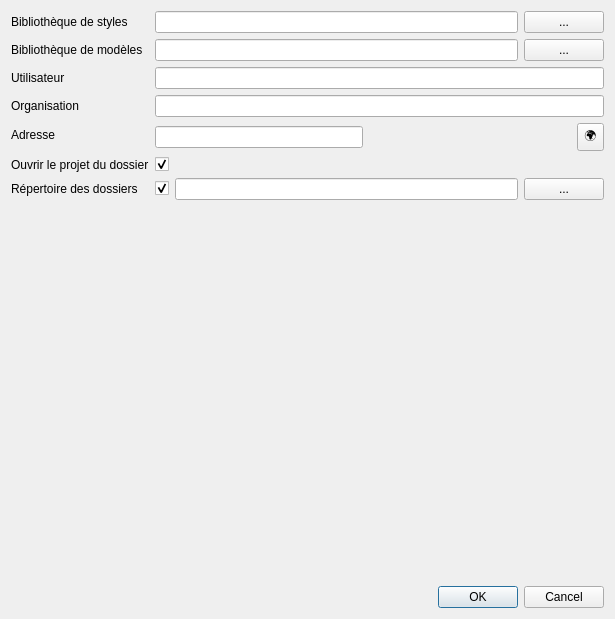
The window that qsequoia2/scripts/global_settings/global_settings.ui (SequoiApp/Qsequoia2) describes before a commit, drawn with Qt 5.
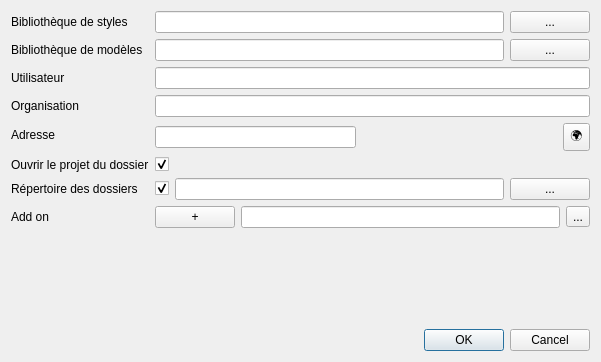
The same window after the commit.

Patch:
```diff
--- a/qsequoia2/scripts/global_settings/global_settings.ui
+++ b/qsequoia2/scripts/global_settings/global_settings.ui
@@ -6,8 +6,8 @@
    <rect>
     <x>0</x>
     <y>0</y>
-    <width>615</width>
-    <height>619</height>
+    <width>601</width>
+    <height>362</height>
    </rect>
   </property>
   <property name="windowTitle">
@@ -121,13 +121,6 @@
        </item>
       </layout>
      </item>
-     <item row="8" column="0">
-      <widget class="QLabel" name="label_3">
-       <property name="text">
-        <string/>
-       </property>
-      </widget>
-     </item>
      <item row="5" column="0">
       <widget class="QLabel" name="label_4">
        <property name="text">
@@ -148,6 +141,13 @@
        </property>
       </widget>
      </item>
+     <item row="6" column="0">
+      <widget class="QLabel" name="label_5">
+       <property name="text">
+        <string>Répertoire des dossiers</string>
+       </property>
+      </widget>
+     </item>
      <item row="6" column="1">
       <layout class="QHBoxLayout" name="_2">
        <item>
@@ -182,13 +182,44 @@
        </item>
       </layout>
      </item>
-     <item row="6" column="0">
-      <widget class="QLabel" name="label_5">
+     <item row="7" column="0">
+      <widget class="QLabel" name="label_6">
        <property name="text">
-        <string>Répertoire des dossiers</string>
+        <string>Add on </string>
        </property>
       </widget>
      </item>
+     <item row="8" column="0">
+      <widget class="QLabel" name="label_3">
+       <property name="text">
+        <string/>
+       </property>
+      </widget>
+     </item>
+     <item row="7" column="1">
+      <layout class="QHBoxLayout" name="horizontalLayout">
+       <item>
+        <widget class="QPushButton" name="addon">
+         <property name="toolTip">
+          <string>Personnalisez QSEQUOIA2</string>
+         </property>
+         <property name="text">
+          <string>+</string>
+         </property>
+        </widget>
+       </item>
+       <item>
+        <widget class="QLineEdit" name="addon_folder"/>
+       </item>
+       <item>
+        <widget class="QToolButton" name="find_addon_folder">
+         <property name="text">
+          <string>...</string>
+         </property>
+        </widget>
+       </item>
+      </layout>
+     </item>
     </layout>
    </item>
    <item>
```
